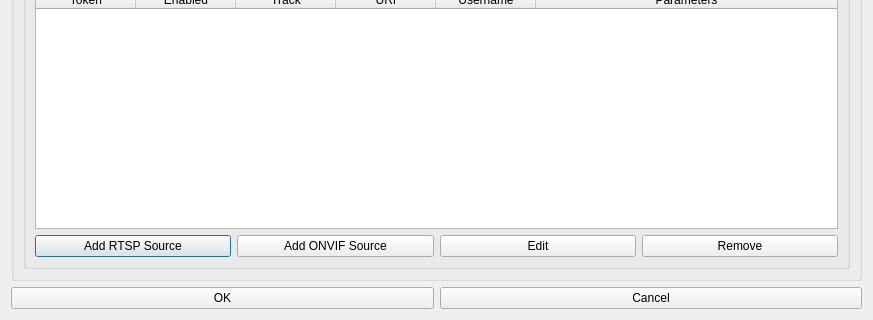
Qt form libmonocleclient/managerecordingjobwindow.ui (lineCode/Client-2) before a commit; both pictures show x 0 to 873 and y 162 to 482 of the 873 by 482 pixel window.
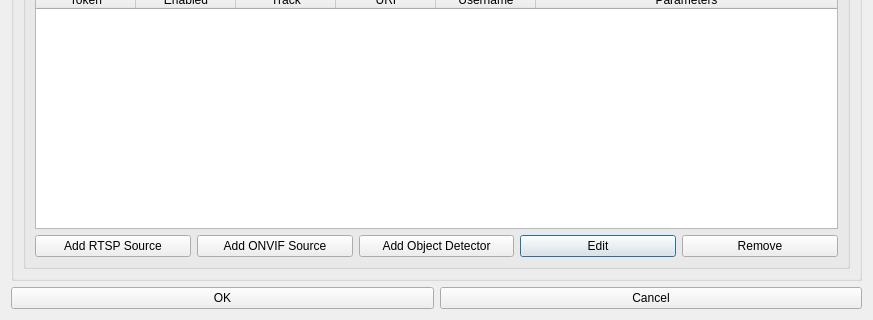
The same form after that commit.

Commit message: object detection

The edit to the form file:
```diff
--- a/libmonocleclient/managerecordingjobwindow.ui
+++ b/libmonocleclient/managerecordingjobwindow.ui
@@ -68,6 +68,13 @@
           <layout class="QGridLayout" name="gridLayout_4">
            <item row="1" column="0" rowspan="2">
             <layout class="QGridLayout" name="gridLayout_6">
+             <item row="1" column="3">
+              <widget class="QPushButton" name="buttonedit">
+               <property name="text">
+                <string>Edit</string>
+               </property>
+              </widget>
+             </item>
              <item row="1" column="0">
               <widget class="QPushButton" name="buttonaddrtspsource">
                <property name="text">
@@ -82,20 +89,20 @@
                </property>
               </widget>
              </item>
-             <item row="1" column="2">
-              <widget class="QPushButton" name="buttonedit">
-               <property name="text">
-                <string>Edit</string>
-               </property>
-              </widget>
-             </item>
-             <item row="1" column="3">
+             <item row="1" column="4">
               <widget class="QPushButton" name="buttonremove">
                <property name="text">
                 <string>Remove</string>
                </property>
               </widget>
              </item>
+             <item row="1" column="2">
+              <widget class="QPushButton" name="buttonaddobjectdetector">
+               <property name="text">
+                <string>Add Object Detector</string>
+               </property>
+              </widget>
+             </item>
             </layout>
            </item>
            <item row="0" column="0">
```
The commit also changes 84 other files.
